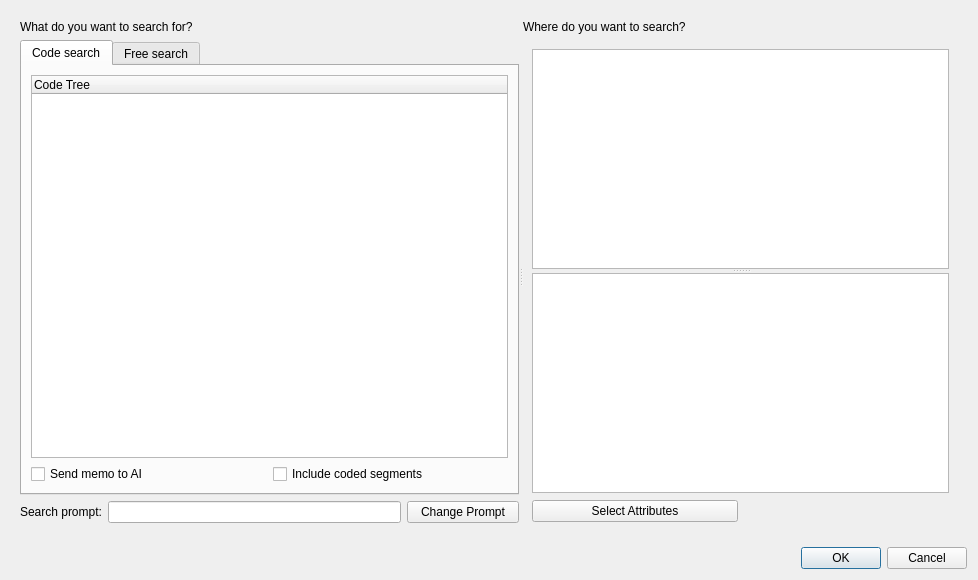
ccbogel/QualCoder, file GUI_UIs/ui_ai_search.ui: the form before one commit.
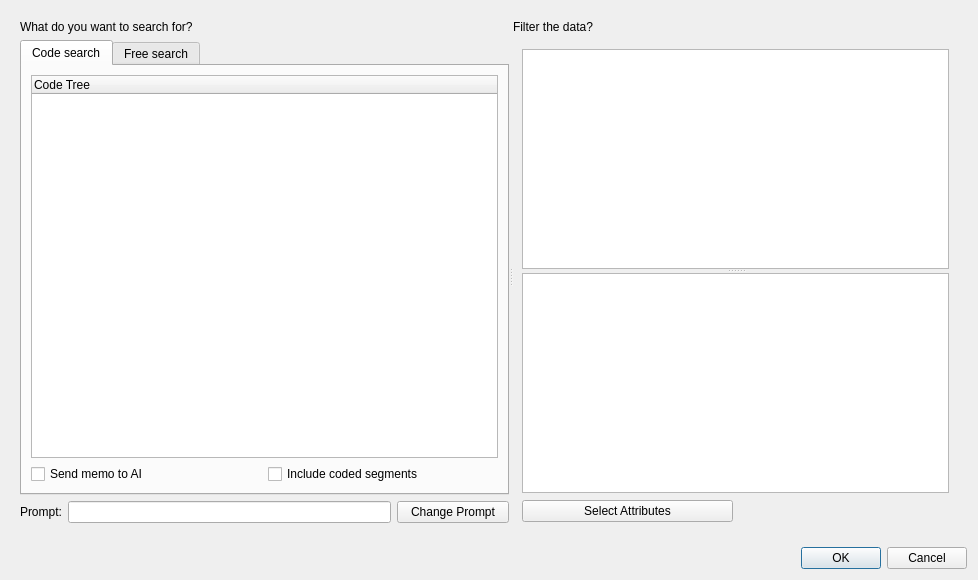
The form after the commit.

```diff
--- a/GUI_UIs/ui_ai_search.ui
+++ b/GUI_UIs/ui_ai_search.ui
@@ -203,7 +203,7 @@
                 </sizepolicy>
                </property>
                <property name="text">
-                <string>Search prompt:</string>
+                <string>Prompt:</string>
                </property>
               </widget>
              </item>
@@ -258,7 +258,7 @@
           <item>
            <widget class="QLabel" name="label_4">
             <property name="text">
-             <string>Where do you want to search?</string>
+             <string>Filter the data?</string>
             </property>
            </widget>
           </item>
```
Left out of the diff: 2 changed lines with no effect on the pictures.
